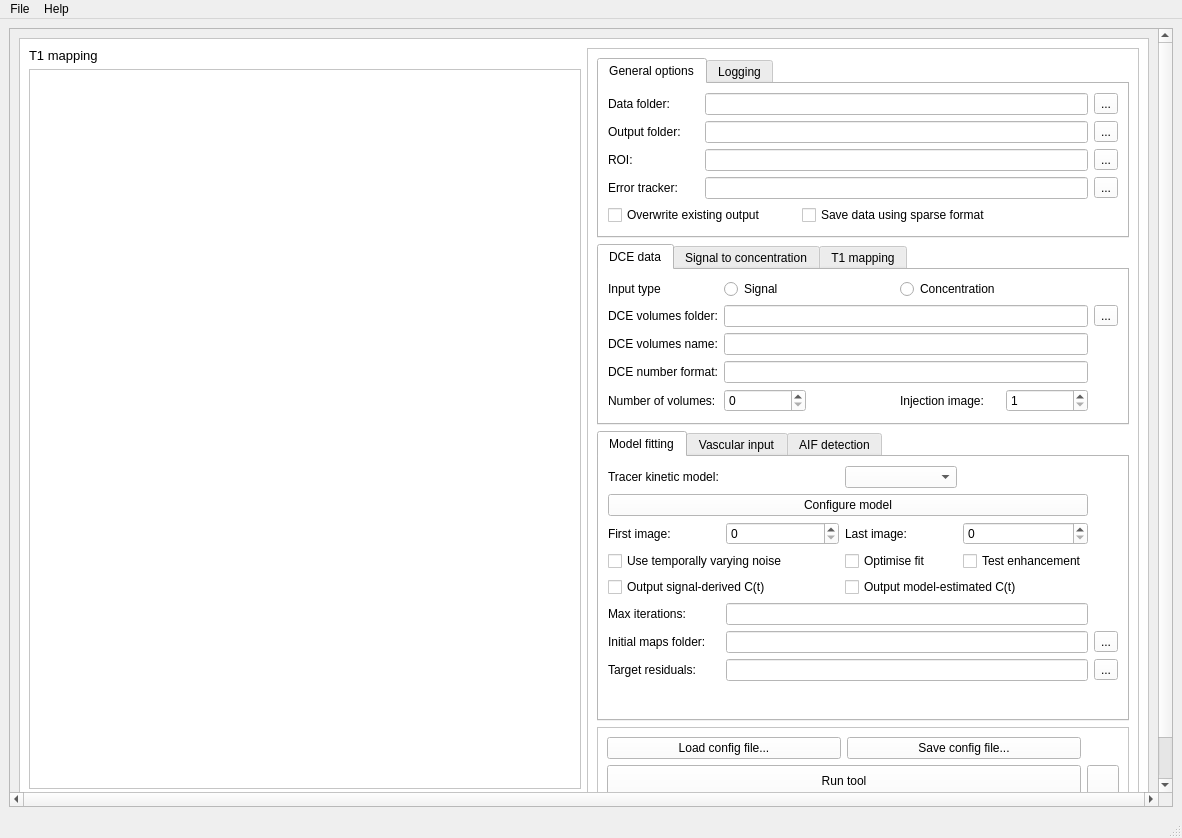
First picture: the form in madym/qt_gui/madym_gui.ui, repository michaelberks/madym_cxx, before the edit.
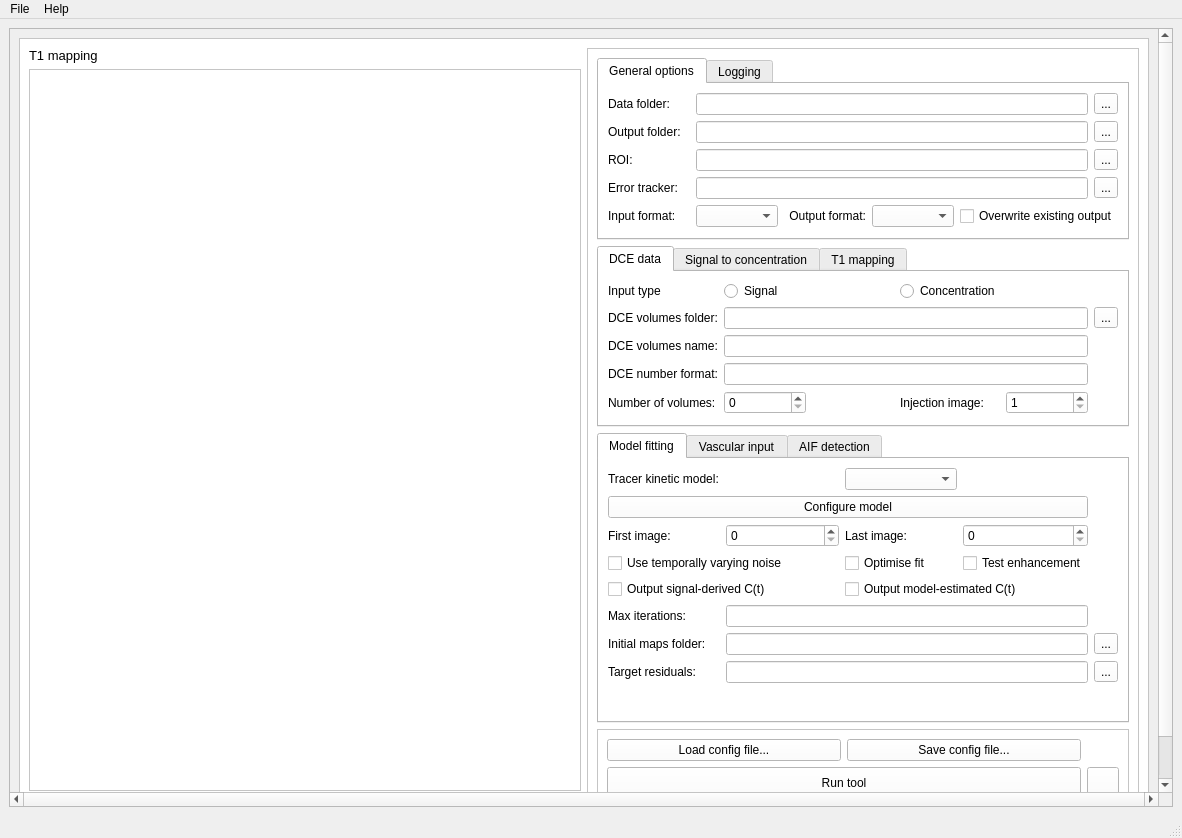
Second picture: the form after the edit. Icons and pictures are not drawn.

Commit message: "feat(NIFTI IO): Add ability to read/write NIFTI"

```diff
--- a/madym/qt_gui/madym_gui.ui
+++ b/madym/qt_gui/madym_gui.ui
@@ -42,7 +42,7 @@
          <x>0</x>
          <y>0</y>
          <width>1145</width>
-         <height>764</height>
+         <height>767</height>
         </rect>
        </property>
        <layout class="QHBoxLayout" name="horizontalLayout_2">
@@ -637,24 +637,13 @@
                    <string>General options</string>
                   </attribute>
                   <layout class="QGridLayout" name="gridLayout_11">
-                   <item row="1" column="4">
-                    <widget class="QToolButton" name="outputDirSelect">
-                     <property name="text">
-                      <string>...</string>
-                     </property>
-                    </widget>
-                   </item>
-                   <item row="2" column="4">
-                    <widget class="QToolButton" name="roiPathSelect">
-                     <property name="text">
-                      <string>...</string>
-                     </property>
-                    </widget>
-                   </item>
-                   <item row="3" column="4">
-                    <widget class="QToolButton" name="errorTrackerSelect">
-                     <property name="text">
-                      <string>...</string>
+                   <item row="2" column="1" colspan="4">
+                    <widget class="QLineEdit" name="roiPathLineEdit">
+                     <property name="sizePolicy">
+                      <sizepolicy hsizetype="Expanding" vsizetype="Expanding">
+                       <horstretch>0</horstretch>
+                       <verstretch>0</verstretch>
+                      </sizepolicy>
                      </property>
                     </widget>
                    </item>
@@ -668,8 +657,15 @@
                      </property>
                     </widget>
                    </item>
-                   <item row="0" column="4">
-                    <widget class="QToolButton" name="dataDirSelect">
+                   <item row="1" column="0">
+                    <widget class="QLabel" name="label_10">
+                     <property name="text">
+                      <string>Output folder:</string>
+                     </property>
+                    </widget>
+                   </item>
+                   <item row="3" column="5">
+                    <widget class="QToolButton" name="errorTrackerSelect">
                      <property name="text">
                       <string>...</string>
                      </property>
@@ -682,6 +678,9 @@
                      </property>
                     </widget>
                    </item>
+                   <item row="1" column="1" colspan="4">
+                    <widget class="QLineEdit" name="outputDirLineEdit"/>
+                   </item>
                    <item row="5" column="1">
                     <spacer name="verticalSpacer_7">
                      <property name="orientation">
@@ -695,10 +694,10 @@
                      </property>
                     </spacer>
                    </item>
-                   <item row="4" column="0" colspan="2">
-                    <widget class="QCheckBox" name="overwriteCheckBox">
+                   <item row="0" column="5">
+                    <widget class="QToolButton" name="dataDirSelect">
                      <property name="text">
-                      <string>Overwrite existing output</string>
+                      <string>...</string>
                      </property>
                     </widget>
                    </item>
@@ -709,39 +708,56 @@
                      </property>
                     </widget>
                    </item>
-                   <item row="1" column="0">
-                    <widget class="QLabel" name="label_10">
-                     <property name="text">
-                      <string>Output folder:</string>
-                     </property>
-                    </widget>
-                   </item>
-                   <item row="3" column="1" colspan="3">
-                    <widget class="QLineEdit" name="errorTrackerLineEdit"/>
-                   </item>
-                   <item row="2" column="1" colspan="3">
-                    <widget class="QLineEdit" name="roiPathLineEdit">
-                     <property name="sizePolicy">
-                      <sizepolicy hsizetype="Expanding" vsizetype="Expanding">
-                       <horstretch>0</horstretch>
-                       <verstretch>0</verstretch>
-                      </sizepolicy>
-                     </property>
-                    </widget>
-                   </item>
-                   <item row="1" column="1" colspan="3">
-                    <widget class="QLineEdit" name="outputDirLineEdit"/>
-                   </item>
-                   <item row="0" column="1" colspan="3">
+                   <item row="0" column="1" colspan="4">
                     <widget class="QLineEdit" name="dataDirLineEdit"/>
                    </item>
+                   <item row="2" column="5">
+                    <widget class="QToolButton" name="roiPathSelect">
+                     <property name="text">
+                      <string>...</string>
+                     </property>
+                    </widget>
+                   </item>
+                   <item row="3" column="1" colspan="4">
+                    <widget class="QLineEdit" name="errorTrackerLineEdit"/>
+                   </item>
+                   <item row="1" column="5">
+                    <widget class="QToolButton" name="outputDirSelect">
+                     <property name="text">
+                      <string>...</string>
+                     </property>
+                    </widget>
+                   </item>
+                   <item row="4" column="1">
+                    <widget class="QComboBox" name="imageReadComboBox"/>
+                   </item>
+                   <item row="4" column="0">
+                    <widget class="QLabel" name="label_37">
+                     <property name="text">
+                      <string>Input format:</string>
+                     </property>
+                    </widget>
+                   </item>
                    <item row="4" column="2">
-                    <widget class="QCheckBox" name="sparseCheckBox">
+                    <widget class="QLabel" name="label_38">
                      <property name="text">
-                      <string>Save data using sparse format</string>
+                      <string>Output format:</string>
                      </property>
+                     <property name="alignment">
+                      <set>Qt::AlignRight|Qt::AlignTrailing|Qt::AlignVCenter</set>
+                     </property>
                     </widget>
                    </item>
+                   <item row="4" column="4" colspan="2">
+                    <widget class="QCheckBox" name="overwriteCheckBox">
+                     <property name="text">
+                      <string>Overwrite existing output</string>
+                     </property>
+                    </widget>
+                   </item>
+                   <item row="4" column="3">
+                    <widget class="QComboBox" name="imageWriteComboBox"/>
+                   </item>
                   </layout>
                  </widget>
                  <widget class="QWidget" name="loggingTab">
```
The commit also changes 35 other files.
